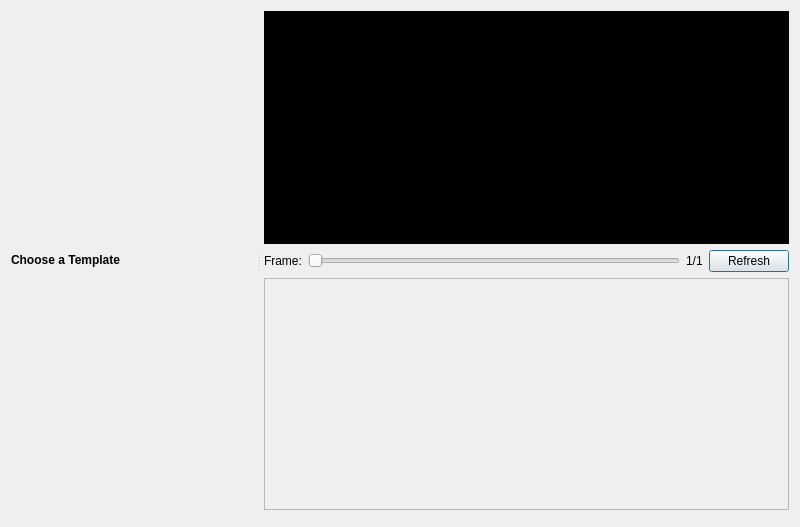
Before: the Qt Designer form src/windows/ui/animated-title.ui in OpenShot/openshot-qt, drawn with Qt 5.
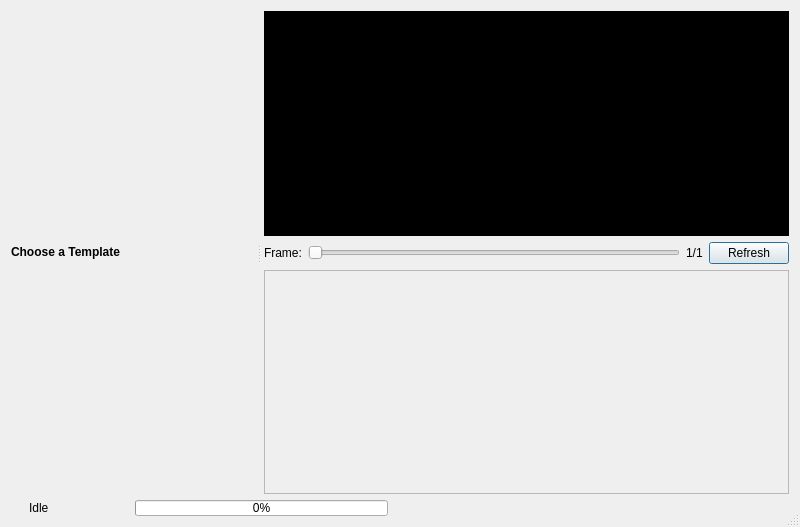
After: the same form once the commit is applied. Icons and pictures are not drawn.

Commit message: Blender: Add inter-frame progress display

```diff
--- a/src/windows/ui/animated-title.ui
+++ b/src/windows/ui/animated-title.ui
@@ -20,17 +20,10 @@
   <property name="autoFillBackground">
    <bool>false</bool>
   </property>
-  <layout class="QGridLayout" name="gridLayout">
-   <item row="2" column="0">
-    <widget class="QDialogButtonBox" name="buttonBox">
-     <property name="orientation">
-      <enum>Qt::Horizontal</enum>
-     </property>
-     <property name="standardButtons">
-      <set>QDialogButtonBox::NoButton</set>
-     </property>
-    </widget>
-   </item>
+  <property name="sizeGripEnabled">
+   <bool>true</bool>
+  </property>
+  <layout class="QGridLayout" name="gridLayout" columnstretch="0" columnminimumwidth="0">
    <item row="1" column="0">
     <widget class="QSplitter" name="splitter">
      <property name="lineWidth">
@@ -87,8 +80,8 @@
            <rect>
             <x>0</x>
             <y>0</y>
-            <width>445</width>
-            <height>219</height>
+            <width>480</width>
+            <height>210</height>
            </rect>
           </property>
           <layout class="QFormLayout" name="formLayout">
@@ -166,6 +159,105 @@
      </widget>
     </widget>
    </item>
+   <item row="2" column="0">
+    <widget class="QWidget" name="buttonsContainer" native="true">
+     <property name="sizePolicy">
+      <sizepolicy hsizetype="Preferred" vsizetype="Fixed">
+       <horstretch>1</horstretch>
+       <verstretch>0</verstretch>
+      </sizepolicy>
+     </property>
+     <property name="minimumSize">
+      <size>
+       <width>200</width>
+       <height>16</height>
+      </size>
+     </property>
+     <layout class="QHBoxLayout" name="horizontalLayout_2">
+      <property name="topMargin">
+       <number>0</number>
+      </property>
+      <property name="bottomMargin">
+       <number>0</number>
+      </property>
+      <item>
+       <widget class="QWidget" name="statusContainer" native="true">
+        <layout class="QHBoxLayout" name="statusLayout" stretch="0,1">
+         <property name="topMargin">
+          <number>0</number>
+         </property>
+         <property name="rightMargin">
+          <number>9</number>
+         </property>
+         <property name="bottomMargin">
+          <number>0</number>
+         </property>
+         <item>
+          <widget class="QLabel" name="frameStatus">
+           <property name="minimumSize">
+            <size>
+             <width>100</width>
+             <height>16</height>
+            </size>
+           </property>
+           <property name="text">
+            <string>Idle</string>
+           </property>
+           <property name="textFormat">
+            <enum>Qt::PlainText</enum>
+           </property>
+          </widget>
+         </item>
+         <item>
+          <widget class="QProgressBar" name="frameProgress">
+           <property name="minimumSize">
+            <size>
+             <width>200</width>
+             <height>16</height>
+            </size>
+           </property>
+           <property name="baseSize">
+            <size>
+             <width>200</width>
+             <height>16</height>
+            </size>
+           </property>
+           <property name="value">
+            <number>0</number>
+           </property>
+           <property name="textVisible">
+            <bool>true</bool>
+           </property>
+          </widget>
+         </item>
+        </layout>
+       </widget>
+      </item>
+      <item>
+       <widget class="QDialogButtonBox" name="buttonBox">
+        <property name="minimumSize">
+         <size>
+          <width>200</width>
+          <height>16</height>
+         </size>
+        </property>
+        <property name="baseSize">
+         <size>
+          <width>200</width>
+          <height>16</height>
+         </size>
+        </property>
+        <property name="orientation">
+         <enum>Qt::Horizontal</enum>
+        </property>
+        <property name="standardButtons">
+         <set>QDialogButtonBox::NoButton</set>
+        </property>
+       </widget>
+      </item>
+     </layout>
+    </widget>
+   </item>
   </layout>
  </widget>
  <resources/>
```
Left out of the diff: 36 changed lines with no effect on the pictures. The commit also changes 2 other files.
